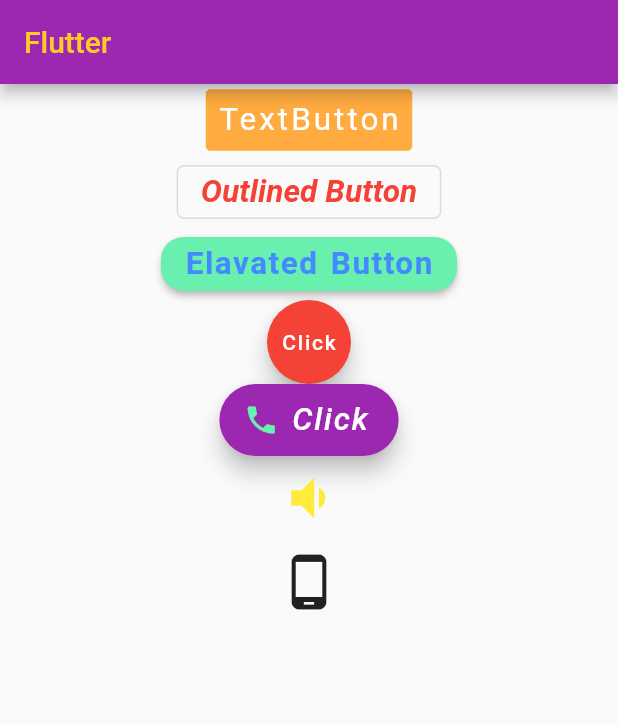
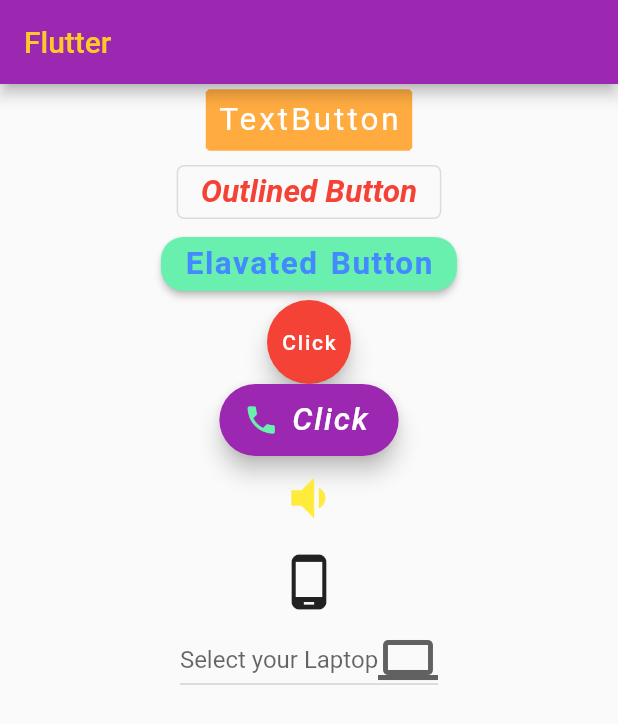
Before and after one commit to HeinnWaiHtet/flutter_first_app, a Flutter app: the screen it shows after launch, on a phone screen of 412 x 824 dp. Shown: the top 724 px of the screen. Run offline on Flutter 3.47's test engine with Material 2 defaults, Android fonts, the phone set to English and light mode, and no system bars.

Commit message:
adding DropdownButton Widget using list map

```diff
--- a/lib/main.dart
+++ b/lib/main.dart
@@ -123,6 +123,21 @@ class MyApp extends StatelessWidget{
               icon: const Icon(Icons.phone_android),
               iconSize: 40, ),
 
+          DropdownButton(
+            iconSize: 40,
+            icon: const Icon(Icons.laptop),
+            dropdownColor: Colors.yellowAccent,
+            onChanged: (val){
+              // ignore: avoid_print
+              print(val);
+            },
+            hint: const Text("Select your Laptop"),
+            items: ["MacBook","Hp","Asus"].map(
+              (val) => DropdownMenuItem(child: Text(val),value: val,)
+              ).toList(),
+            ),
+
+
           ],
         ),
        ),
```
